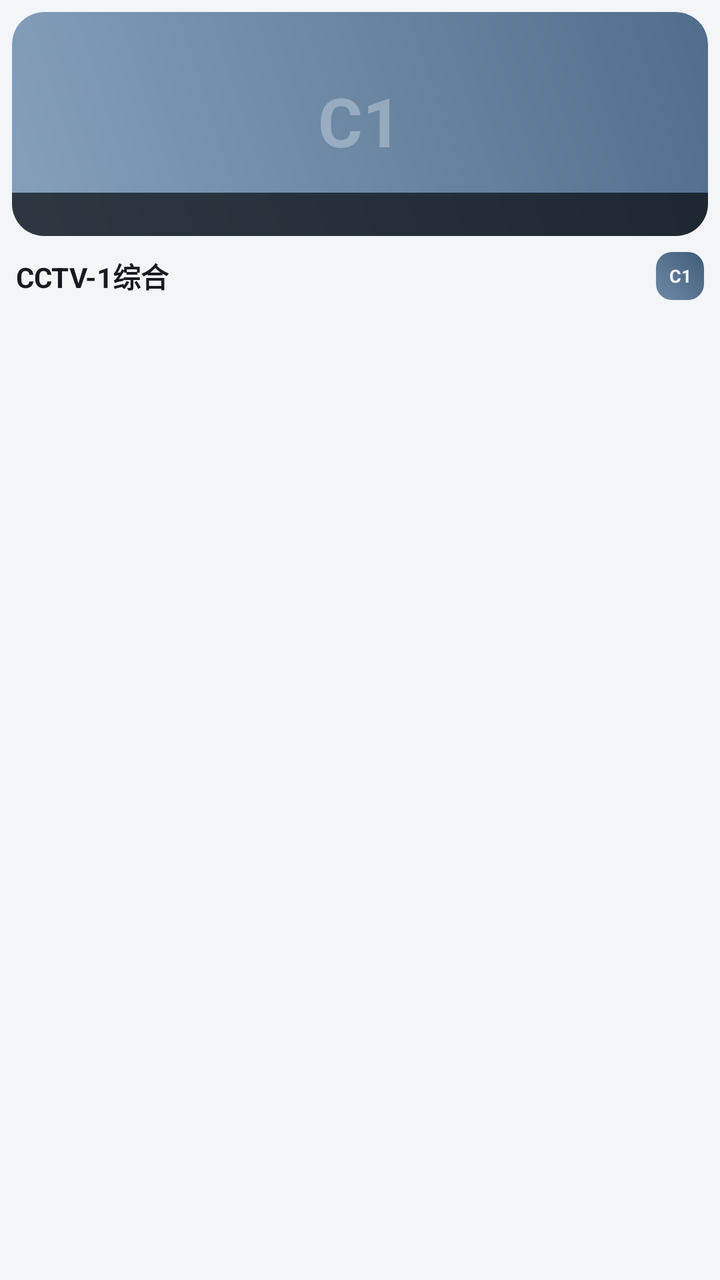
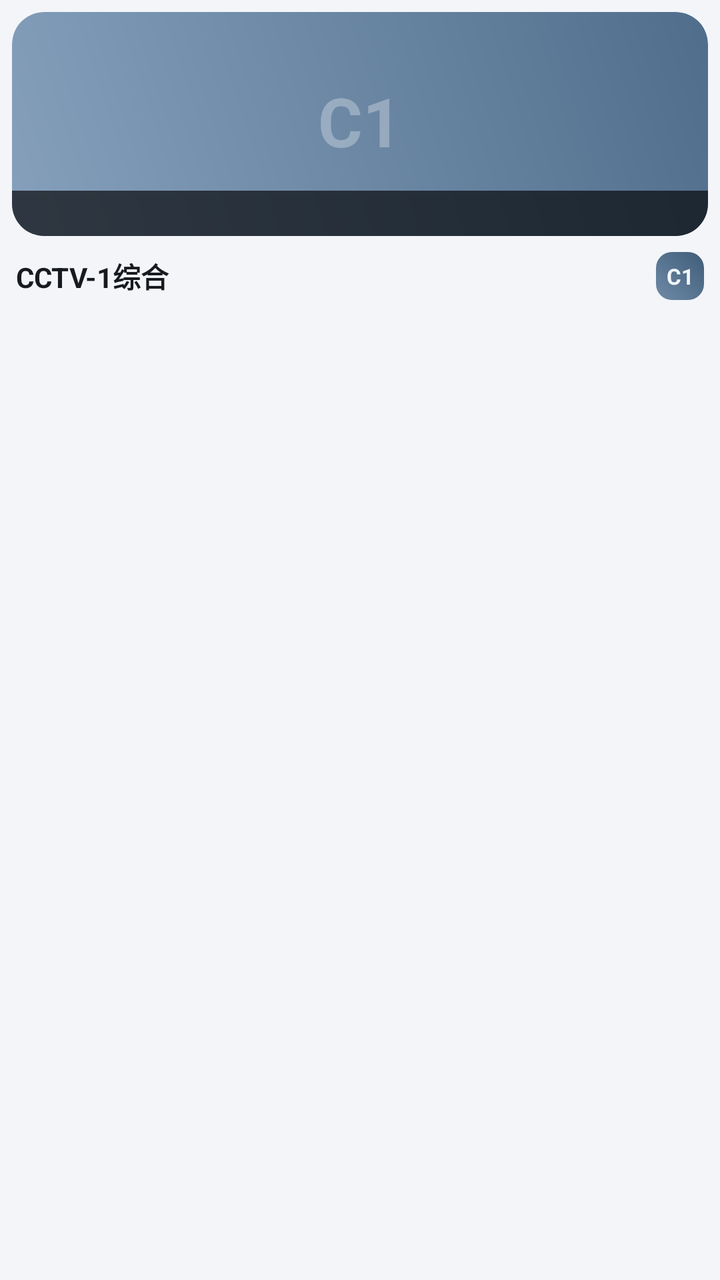

An Android layout rendered at two revisions. The XML below is the earlier revision; the diff shows what the commit changed to produce the second picture.
<!-- AndroidManifest.xml: application theme Theme.FreeTV -->
<!-- res/layout/item_channel_grid.xml -->
<?xml version="1.0" encoding="utf-8"?>
<LinearLayout xmlns:android="http://schemas.android.com/apk/res/android"
    android:layout_width="match_parent"
    android:layout_height="wrap_content"
    android:background="@drawable/bg_channel_card"
    android:clickable="true"
    android:focusable="true"
    android:orientation="vertical"
    android:padding="6dp">

    <FrameLayout
        android:id="@+id/thumb"
        android:layout_width="match_parent"
        android:layout_height="112dp"
        android:background="@drawable/bg_thumb"
        android:clipToOutline="true">

        <TextView
            android:id="@+id/thumbLetter"
            android:layout_width="wrap_content"
            android:layout_height="wrap_content"
            android:layout_gravity="center"
            android:includeFontPadding="false"
            android:text="C1"
            android:textColor="#4DFFFFFF"
            android:textSize="34sp"
            android:textStyle="bold" />

        
        <ImageView
            android:id="@+id/thumbLogo"
            android:layout_width="match_parent"
            android:layout_height="match_parent"
            android:contentDescription="@null"
            android:padding="10dp"
            android:scaleType="fitCenter"
            android:visibility="gone" />

        <TextView
            android:id="@+id/fav"
            android:layout_width="wrap_content"
            android:layout_height="wrap_content"
            android:layout_gravity="top|start"
            android:layout_marginStart="8dp"
            android:layout_marginTop="6dp"
            android:text="★"
            android:textColor="#FFD469"
            android:textSize="12sp"
            android:visibility="gone" />

        <TextView
            android:id="@+id/badge"
            android:layout_width="wrap_content"
            android:layout_height="wrap_content"
            android:layout_gravity="top|end"
            android:layout_marginTop="7dp"
            android:layout_marginEnd="7dp"
            android:background="@drawable/bg_badge"
            android:paddingStart="6dp"
            android:paddingTop="2dp"
            android:paddingEnd="6dp"
            android:paddingBottom="2dp"
            android:text="1080P"
            android:textColor="#FFFFFF"
            android:textSize="9sp"
            android:visibility="gone" />

        <TextView
            android:id="@+id/thumbTitle"
            android:layout_width="match_parent"
            android:layout_height="wrap_content"
            android:layout_gravity="bottom"
            android:background="@drawable/bg_thumb_title"
            android:ellipsize="end"
            android:maxLines="1"
            android:paddingStart="9dp"
            android:paddingTop="4dp"
            android:paddingEnd="9dp"
            android:paddingBottom="4dp"
            android:text=""
            android:textColor="#F2F5FA"
            android:textSize="10sp" />
    </FrameLayout>

    <LinearLayout
        android:layout_width="match_parent"
        android:layout_height="wrap_content"
        android:layout_marginTop="8dp"
        android:gravity="center_vertical"
        android:orientation="horizontal"
        android:paddingStart="2dp"
        android:paddingEnd="2dp">

        <TextView
            android:id="@+id/name"
            android:layout_width="0dp"
            android:layout_height="wrap_content"
            android:layout_weight="1"
            android:ellipsize="end"
            android:maxLines="1"
            android:text="CCTV-1综合"
            android:textColor="@color/text_primary"
            android:textSize="14sp"
            android:textStyle="bold" />

        <TextView
            android:id="@+id/logo"
            android:layout_width="24dp"
            android:layout_height="24dp"
            android:layout_marginStart="6dp"
            android:background="@drawable/bg_logo_letter"
            android:gravity="center"
            android:maxLines="1"
            android:text="C1"
            android:textColor="#F2F7FC"
            android:textSize="9sp"
            android:textStyle="bold" />
    </LinearLayout>

</LinearLayout>
<!-- resources referenced by this layout -->
<resources>
  <color name="text_primary">#171A1F</color>
  <!-- drawable bg_badge (drawable) -->
  <?xml version="1.0" encoding="utf-8"?>
  <shape xmlns:android="http://schemas.android.com/apk/res/android"
      android:shape="rectangle">
      <solid android:color="#CC2C3138" />
      <corners android:radius="5dp" />
  </shape>
  <!-- drawable bg_channel_card (drawable) -->
  <?xml version="1.0" encoding="utf-8"?>
  <selector xmlns:android="http://schemas.android.com/apk/res/android">
      <item android:state_focused="true">
          <shape android:shape="rectangle">
              <solid android:color="#FFFFFF" />
              <corners android:radius="14dp" />
              <stroke
                  android:width="2dp"
                  android:color="@color/accent" />
          </shape>
      </item>
      <item>
          <shape android:shape="rectangle">
              <solid android:color="#00000000" />
              <corners android:radius="14dp" />
              <stroke
                  android:width="2dp"
                  android:color="#00000000" />
          </shape>
      </item>
  </selector>
  <!-- drawable bg_logo_letter (drawable) -->
  <?xml version="1.0" encoding="utf-8"?>
  <shape xmlns:android="http://schemas.android.com/apk/res/android"
      android:shape="rectangle">
      <gradient
          android:angle="45"
          android:endColor="#3F5C78"
          android:startColor="#6E8AA6" />
      <corners android:radius="8dp" />
  </shape>
  <!-- drawable bg_thumb (drawable) -->
  <?xml version="1.0" encoding="utf-8"?>
  <shape xmlns:android="http://schemas.android.com/apk/res/android"
      android:shape="rectangle">
      <gradient
          android:angle="45"
          android:endColor="#506E8C"
          android:startColor="#86A0BC" />
      <corners android:radius="16dp" />
  </shape>
  <!-- drawable bg_thumb_title (drawable) -->
  <?xml version="1.0" encoding="utf-8"?>
  <shape xmlns:android="http://schemas.android.com/apk/res/android"
      android:shape="rectangle">
      <solid android:color="#A6000000" />
  </shape>
  <style name="Theme.FreeTV" parent="Theme.AppCompat.Light.NoActionBar">
          <item name="android:windowBackground">@color/bg</item>
          <item name="android:colorBackground">@color/bg</item>
          <item name="android:textColor">@color/text_primary</item>
          <item name="android:textColorPrimary">@color/text_primary</item>
          <item name="android:textColorSecondary">@color/text_secondary</item>
          <item name="colorAccent">@color/accent</item>
          <item name="colorPrimary">@color/accent</item>
          <item name="colorPrimaryDark">@color/bg</item>
          <item name="alertDialogTheme">@style/Theme.FreeTV.Dialog</item>
          <item name="android:alertDialogTheme">@style/Theme.FreeTV.Dialog</item>
      </style>
  <color name="accent">#2F80ED</color>
  <color name="bg">#F3F5F9</color>
  <color name="text_secondary">#6B7280</color>
  <style name="Theme.FreeTV.Dialog" parent="Theme.AppCompat.Light.Dialog.Alert">
          <item name="android:windowBackground">@drawable/bg_dialog</item>
          <item name="android:textColorPrimary">@color/text_primary</item>
          <item name="android:textColorSecondary">@color/text_secondary</item>
          <item name="android:colorBackground">@color/panel</item>
          <item name="colorAccent">@color/accent</item>
      </style>
  <!-- drawable bg_dialog (drawable) -->
  <?xml version="1.0" encoding="utf-8"?>
  <shape xmlns:android="http://schemas.android.com/apk/res/android"
      android:shape="rectangle">
      <solid android:color="#FFFFFF" />
      <corners android:radius="18dp" />
      <stroke
          android:width="1dp"
          android:color="@color/stroke" />
  </shape>
  <color name="panel">#FFFFFF</color>
  <color name="stroke">#E6EAF0</color>
</resources>

<!-- the commit's change to res/layout/item_channel_grid.xml (unified diff, before → after) -->
@@ -62,7 +62,7 @@
             android:paddingBottom="2dp"
             android:text="1080P"
             android:textColor="#FFFFFF"
-            android:textSize="9sp"
+            android:textSize="11sp"
             android:visibility="gone" />
 
         <TextView
@@ -79,7 +79,7 @@
             android:paddingBottom="4dp"
             android:text=""
             android:textColor="#F2F5FA"
-            android:textSize="10sp" />
+            android:textSize="11sp" />
     </FrameLayout>
 
     <LinearLayout
@@ -113,7 +113,7 @@
             android:maxLines="1"
             android:text="C1"
             android:textColor="#F2F7FC"
-            android:textSize="9sp"
+            android:textSize="11sp"
             android:textStyle="bold" />
     </LinearLayout>
 
